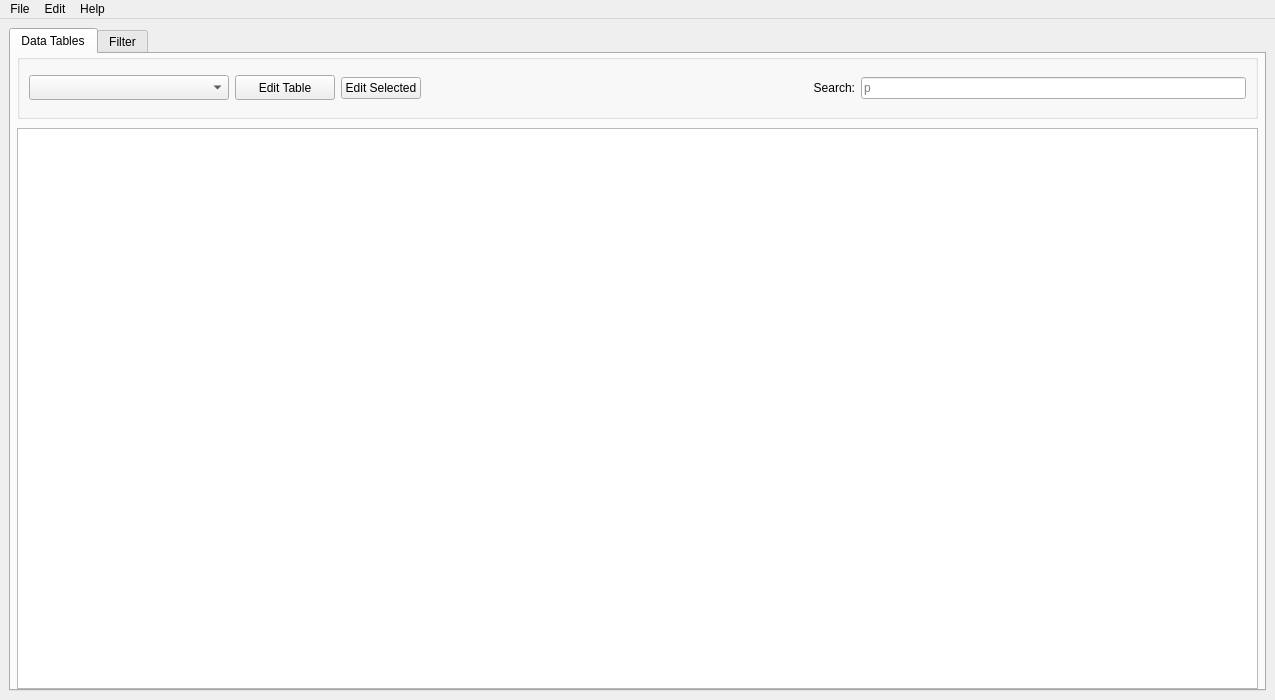
Qt form ui/GeochronMain.ui (kathrynmetcalf/GeoCORK) before a commit.
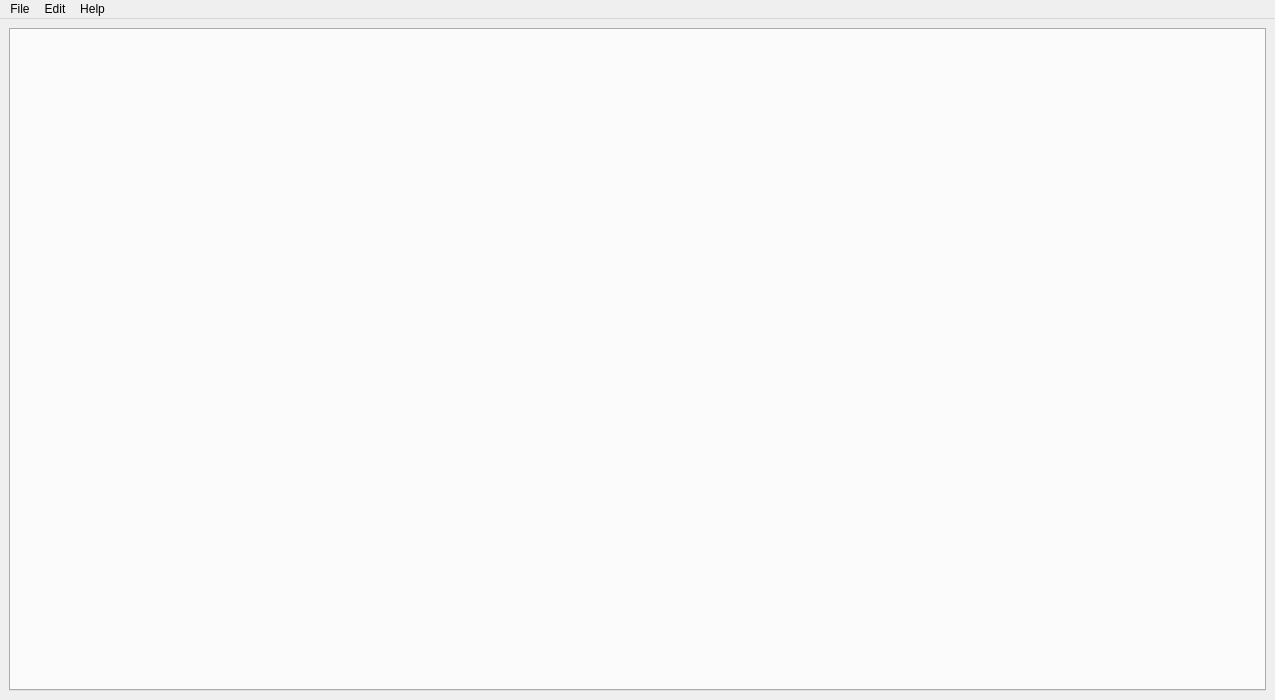
The same form after that commit. Custom widgets are drawn as their Qt base class.

Commit message: Implemented tabs to display aliquots, spots, and upb analyses from selected sample. To make the tabs work, had to move the GeoChron tab things to their own widgets: DisplayTables.ui and Filters.ui. Added class information for Filters.ui to Filters.py Working on settings dialog. Not sure how to connect to native settings/preferences.

```diff
--- a/ui/GeochronMain.ui
+++ b/ui/GeochronMain.ui
@@ -47,337 +47,6 @@
       <property name="movable">
        <bool>true</bool>
       </property>
-      <widget class="QWidget" name="tables_tab">
-       <property name="sizePolicy">
-        <sizepolicy hsizetype="Expanding" vsizetype="Expanding">
-         <horstretch>0</horstretch>
-         <verstretch>0</verstretch>
-        </sizepolicy>
-       </property>
-       <attribute name="title">
-        <string>Data Tables</string>
-       </attribute>
-       <layout class="QVBoxLayout" name="verticalLayout">
-        <property name="spacing">
-         <number>0</number>
-        </property>
-        <property name="leftMargin">
-         <number>6</number>
-        </property>
-        <property name="topMargin">
-         <number>0</number>
-        </property>
-        <property name="rightMargin">
-         <number>6</number>
-        </property>
-        <property name="bottomMargin">
-         <number>0</number>
-        </property>
-        <item>
-         <layout class="QVBoxLayout" name="verticalLayout_3">
-          <property name="spacing">
-           <number>0</number>
-          </property>
-          <item>
-           <widget class="QGroupBox" name="groupBox">
-            <property name="sizePolicy">
-             <sizepolicy hsizetype="Expanding" vsizetype="Fixed">
-              <horstretch>0</horstretch>
-              <verstretch>0</verstretch>
-             </sizepolicy>
-            </property>
-            <property name="minimumSize">
-             <size>
-              <width>0</width>
-              <height>65</height>
-             </size>
-            </property>
-            <layout class="QHBoxLayout" name="horizontalLayout">
-             <item>
-              <widget class="QComboBox" name="dbTable_comboBox">
-               <property name="sizePolicy">
-                <sizepolicy hsizetype="Fixed" vsizetype="Fixed">
-                 <horstretch>0</horstretch>
-                 <verstretch>0</verstretch>
-                </sizepolicy>
-               </property>
-               <property name="minimumSize">
-                <size>
-                 <width>200</width>
-                 <height>25</height>
-                </size>
-               </property>
-               <property name="focusPolicy">
-                <enum>Qt::StrongFocus</enum>
-               </property>
-               <property name="layoutDirection">
-                <enum>Qt::LeftToRight</enum>
-               </property>
-               <property name="currentText">
-                <string/>
-               </property>
-               <property name="placeholderText">
-                <string/>
-               </property>
-              </widget>
-             </item>
-             <item>
-              <widget class="QPushButton" name="edit_pushButton">
-               <property name="sizePolicy">
-                <sizepolicy hsizetype="Minimum" vsizetype="Fixed">
-                 <horstretch>0</horstretch>
-                 <verstretch>0</verstretch>
-                </sizepolicy>
-               </property>
-               <property name="minimumSize">
-                <size>
-                 <width>100</width>
-                 <height>25</height>
-                </size>
-               </property>
-               <property name="maximumSize">
-                <size>
-                 <width>100</width>
-                 <height>25</height>
-                </size>
-               </property>
-               <property name="focusPolicy">
-                <enum>Qt::StrongFocus</enum>
-               </property>
-               <property name="text">
-                <string>Edit Table</string>
-               </property>
-              </widget>
-             </item>
-             <item>
-              <widget class="QPushButton" name="edit_samples_pushButton">
-               <property name="text">
-                <string>Edit Selected</string>
-               </property>
-              </widget>
-             </item>
-             <item>
-              <spacer name="horizontalSpacer">
-               <property name="orientation">
-                <enum>Qt::Horizontal</enum>
-               </property>
-               <property name="sizeHint" stdset="0">
-                <size>
-                 <width>40</width>
-                 <height>20</height>
-                </size>
-               </property>
-              </spacer>
-             </item>
-             <item>
-              <widget class="QLabel" name="search_label">
-               <property name="sizePolicy">
-                <sizepolicy hsizetype="Fixed" vsizetype="Fixed">
-                 <horstretch>0</horstretch>
-                 <verstretch>0</verstretch>
-                </sizepolicy>
-               </property>
-               <property name="text">
-                <string>Search:</string>
-               </property>
-               <property name="alignment">
-                <set>Qt::AlignRight|Qt::AlignTrailing|Qt::AlignVCenter</set>
-               </property>
-              </widget>
-             </item>
-             <item>
-              <widget class="QLineEdit" name="search_lineEdit">
-               <property name="sizePolicy">
-                <sizepolicy hsizetype="Expanding" vsizetype="Fixed">
-                 <horstretch>0</horstretch>
-                 <verstretch>0</verstretch>
-                </sizepolicy>
-               </property>
-               <property name="minimumSize">
-                <size>
-                 <width>100</width>
-                 <height>0</height>
-                </size>
-               </property>
-               <property name="placeholderText">
-                <string>p</string>
-               </property>
-              </widget>
-             </item>
-            </layout>
-           </widget>
-          </item>
-          <item>
-           <widget class="QStackedWidget" name="db_stackedWidget">
-            <property name="sizePolicy">
-             <sizepolicy hsizetype="Expanding" vsizetype="Expanding">
-              <horstretch>0</horstretch>
-              <verstretch>0</verstretch>
-             </sizepolicy>
-            </property>
-            <property name="lineWidth">
-             <number>1</number>
-            </property>
-            <property name="currentIndex">
-             <number>0</number>
-            </property>
-            <widget class="QWidget" name="db_table">
-             <property name="sizePolicy">
-              <sizepolicy hsizetype="Expanding" vsizetype="Expanding">
-               <horstretch>0</horstretch>
-               <verstretch>0</verstretch>
-              </sizepolicy>
-             </property>
-             <layout class="QVBoxLayout" name="verticalLayout_4">
-              <property name="leftMargin">
-               <number>0</number>
-              </property>
-              <property name="topMargin">
-               <number>9</number>
-              </property>
-              <property name="rightMargin">
-               <number>0</number>
-              </property>
-              <property name="bottomMargin">
-               <number>0</number>
-              </property>
-              <item>
-               <widget class="QTableView" name="dbTable_tableView">
-                <property name="sizePolicy">
-                 <sizepolicy hsizetype="Expanding" vsizetype="Expanding">
-                  <horstretch>0</horstretch>
-                  <verstretch>0</verstretch>
-                 </sizepolicy>
-                </property>
-               </widget>
-              </item>
-             </layout>
-            </widget>
-            <widget class="QWidget" name="db_tree">
-             <property name="sizePolicy">
-              <sizepolicy hsizetype="Expanding" vsizetype="Expanding">
-               <horstretch>0</horstretch>
-               <verstretch>0</verstretch>
-              </sizepolicy>
-             </property>
-             <layout class="QVBoxLayout" name="verticalLayout_2">
-              <property name="leftMargin">
-               <number>0</number>
-              </property>
-              <property name="rightMargin">
-               <number>0</number>
-              </property>
-              <property name="bottomMargin">
-               <number>6</number>
-              </property>
-              <item>
-               <widget class="QTreeView" name="dbTable_treeView">
-                <property name="sizePolicy">
-                 <sizepolicy hsizetype="Expanding" vsizetype="Expanding">
-                  <horstretch>0</horstretch>
-                  <verstretch>0</verstretch>
-                 </sizepolicy>
-                </property>
-               </widget>
-              </item>
-             </layout>
-            </widget>
-           </widget>
-          </item>
-         </layout>
-        </item>
-       </layout>
-      </widget>
-      <widget class="QWidget" name="filter_tab">
-       <attribute name="title">
-        <string>Filter</string>
-       </attribute>
-       <layout class="QVBoxLayout" name="verticalLayout_5">
-        <item>
-         <layout class="QHBoxLayout" name="horizontalLayout_2">
-          <item>
-           <layout class="QVBoxLayout" name="verticalLayout_6">
-            <property name="sizeConstraint">
-             <enum>QLayout::SetDefaultConstraint</enum>
-            </property>
-            <item>
-             <widget class="QLabel" name="label">
-              <property name="sizePolicy">
-               <sizepolicy hsizetype="Maximum" vsizetype="Preferred">
-                <horstretch>0</horstretch>
-                <verstretch>0</verstretch>
-               </sizepolicy>
-              </property>
-              <property name="minimumSize">
-               <size>
-                <width>225</width>
-                <height>0</height>
-               </size>
-              </property>
-              <property name="maximumSize">
-               <size>
-                <width>225</width>
-                <height>16777215</height>
-               </size>
-              </property>
-              <property name="text">
-               <string>Saved Filters</string>
-              </property>
-              <property name="alignment">
-               <set>Qt::AlignCenter</set>
-              </property>
-             </widget>
-            </item>
-            <item>
-             <widget class="QTextEdit" name="textEdit">
-              <property name="sizePolicy">
-               <sizepolicy hsizetype="Fixed" vsizetype="Fixed">
-                <horstretch>0</horstretch>
-                <verstretch>0</verstretch>
-               </sizepolicy>
-              </property>
-              <property name="minimumSize">
-               <size>
-                <width>225</width>
-                <height>30</height>
-               </size>
-              </property>
-              <property name="maximumSize">
-               <size>
-                <width>225</width>
-                <height>30</height>
-               </size>
-              </property>
-             </widget>
-            </item>
-            <item>
-             <widget class="QListWidget" name="listWidget">
-              <property name="sizePolicy">
-               <sizepolicy hsizetype="Fixed" vsizetype="Expanding">
-                <horstretch>0</horstretch>
-                <verstretch>0</verstretch>
-               </sizepolicy>
-              </property>
-              <property name="minimumSize">
-               <size>
-                <width>225</width>
-                <height>50</height>
-               </size>
-              </property>
-              <property name="maximumSize">
-               <size>
-                <width>225</width>
-                <height>16777215</height>
-               </size>
-              </property>
-             </widget>
-            </item>
-           </layout>
-          </item>
-         </layout>
-        </item>
-       </layout>
-      </widget>
      </widget>
     </item>
    </layout>
@@ -524,6 +193,14 @@
    </property>
   </action>
  </widget>
+ <customwidgets>
+  <customwidget>
+   <class>PartiallyCloseableTabWidget</class>
+   <extends>QTabWidget</extends>
+   <header>Functions/Widget_classes.h</header>
+   <container>1</container>
+  </customwidget>
+ </customwidgets>
  <resources/>
  <connections/>
 </ui>
```
Left out of the diff: 4 changed lines with no effect on the pictures. The commit also changes 22 other files.
